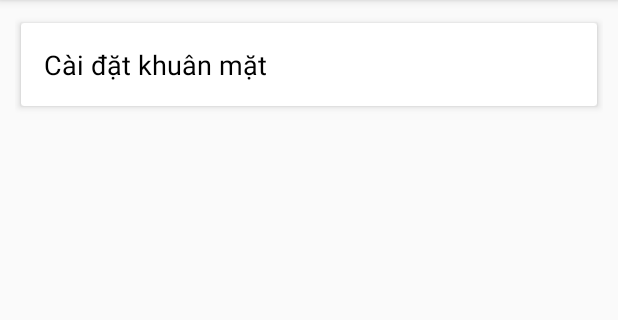
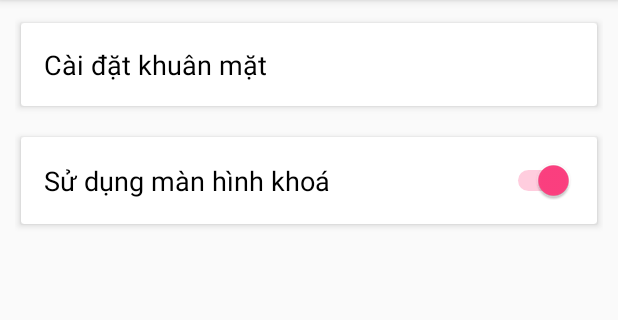
Before and after one commit to manhdd94/Khoa-Man-Hinh-Nhan-Dang-Khuan-Mat, an Android app: the screen it shows after launch (ManHinhCaiDat), on a phone screen of 412 x 824 dp, the part 84-404 px from its top. Run offline under Robolectric (Android 15) with nearby library versions, the phone set to English and light mode, and no system bars.

Commit message:
Cập nhật bật tắt màn hình khoá

```diff
--- a/app/build.gradle
+++ b/app/build.gradle
@@ -4,7 +4,7 @@ android {
     compileSdkVersion 26
     defaultConfig {
         applicationId "com.manhdd.nuce.khoamanhinhnhandangkhuanmat"
-        minSdkVersion 15
+        minSdkVersion 17
         targetSdkVersion 26
         versionCode 1
         versionName "1.0"
--- a/app/src/main/java/com/manhdd/nuce/khoamanhinhnhandangkhuanmat/NativeMethods.java
+++ b/app/src/main/java/com/manhdd/nuce/khoamanhinhnhandangkhuanmat/NativeMethods.java
@@ -126,7 +126,7 @@ public class NativeMethods {
         protected void onPostExecute(Bundle bundle) {
             callback.onMeasureDistComplete(bundle);
             if (bundle != null)
-                Log.i(TAG, "Done measuring distance");
+                Log.e(TAG, "Done measuring distance");
             else
                 Log.e(TAG, error.getMessage());
         }
--- a/app/src/main/java/com/manhdd/nuce/khoamanhinhnhandangkhuanmat/manhinh/ManHinhCaiDat.java
+++ b/app/src/main/java/com/manhdd/nuce/khoamanhinhnhandangkhuanmat/manhinh/ManHinhCaiDat.java
@@ -1,9 +1,13 @@
 package com.manhdd.nuce.khoamanhinhnhandangkhuanmat.manhinh;
 
+import android.content.Context;
 import android.content.Intent;
+import android.content.SharedPreferences;
 import android.os.Bundle;
 import android.support.v7.app.AppCompatActivity;
 import android.view.View;
+import android.widget.RelativeLayout;
+import android.widget.Switch;
 import android.widget.TextView;
 
 import com.manhdd.nuce.khoamanhinhnhandangkhuanmat.DichVuManHinhKhoa;
@@ -11,11 +15,19 @@ import com.manhdd.nuce.khoamanhinhnhandangkhuanmat.R;
 
 public class ManHinhCaiDat extends AppCompatActivity {
 
+    private Intent mIntent;
+
     @Override
     protected void onCreate(Bundle savedInstanceState) {
         super.onCreate(savedInstanceState);
 
-        startService(new Intent(this,DichVuManHinhKhoa.class));
+        final SharedPreferences sharedPreferences = getSharedPreferences("KhoaManHinhNhanDangKhuanMat", Context.MODE_PRIVATE);
+
+        mIntent = new Intent(this, DichVuManHinhKhoa.class);
+
+        if(sharedPreferences.getBoolean("is_first_run", true)) {
+            startService(mIntent);
+        }
 
         setContentView(R.layout.man_hinh_cai_dat);
 
@@ -29,6 +41,25 @@ public class ManHinhCaiDat extends AppCompatActivity {
                 startActivity(i);
             }
         });
+
+        final Switch swSuDungManHinhKhoa = (Switch) findViewById(R.id.sw_su_dung_man_hinh_khoa);
+        final boolean isEnable = sharedPreferences.getBoolean("is_enable", true);
+        swSuDungManHinhKhoa.setChecked(isEnable);
+
+        RelativeLayout rlSuDungManHinhKhoa = (RelativeLayout) findViewById(R.id.rl_su_dung_man_hinh_khoa);
+        rlSuDungManHinhKhoa.setOnClickListener(new View.OnClickListener() {
+            @Override
+            public void onClick(View view) {
+                boolean enable = swSuDungManHinhKhoa.isChecked();
+                if(enable) {
+                    stopService(mIntent);
+                } else {
+                    startService(mIntent);
+                }
+                swSuDungManHinhKhoa.setChecked(!enable);
+                sharedPreferences.edit().putBoolean("is_enable", !enable).commit();
+            }
+        });
     }
 
 }
--- a/app/src/main/res/layout/man_hinh_cai_dat.xml
+++ b/app/src/main/res/layout/man_hinh_cai_dat.xml
@@ -28,4 +28,41 @@
 
     </android.support.v7.widget.CardView>
 
+    <android.support.v7.widget.CardView
+        android:layout_width="match_parent"
+        android:layout_height="wrap_content"
+        android:layout_marginTop="10dp"
+        card_view:cardCornerRadius="2dp"
+        card_view:cardElevation="3dp"
+        card_view:cardUseCompatPadding="true">
+
+        <RelativeLayout
+            android:id="@+id/rl_su_dung_man_hinh_khoa"
+            android:layout_width="match_parent"
+            android:layout_height="wrap_content"
+            android:padding="15dp">
+
+            <Switch
+                android:id="@+id/sw_su_dung_man_hinh_khoa"
+                android:layout_width="wrap_content"
+                android:layout_height="wrap_content"
+                android:layout_centerVertical="true"
+                android:layout_alignParentEnd="true"/>
+
+            <TextView
+                android:id="@+id/tv_su_dung_man_hinh_khoa"
+                android:layout_width="match_parent"
+                android:layout_height="wrap_content"
+                android:maxLines="1"
+                android:textSize="18sp"
+                android:textColor="#000000"
+                android:text="Sử dụng màn hình khoá"
+                android:layout_toStartOf="@+id/sw_su_dung_man_hinh_khoa"
+                android:layout_centerVertical="true"
+                android:layout_marginEnd="5dp"/>
+
+        </RelativeLayout>
+
+    </android.support.v7.widget.CardView>
+
 </LinearLayout>
```
Also changed, not shown: app/src/main/java/com/manhdd/nuce/khoamanhinhnhandangkhuanmat/manhinh/ManHinhNhanDang.java (+7 -3 lines), 1 other file.
